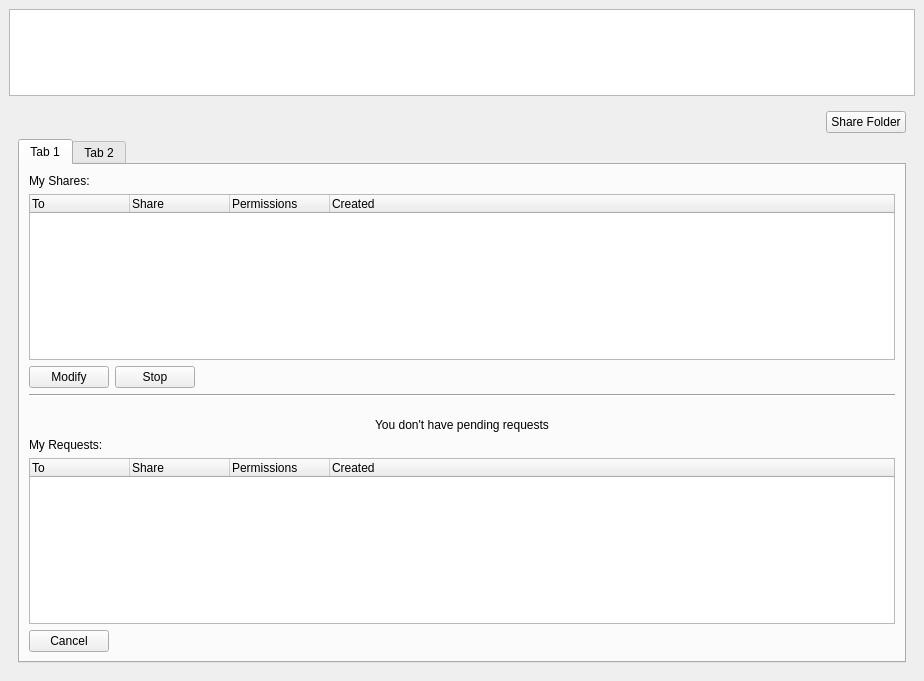
The window that pcloudwindow.ui (pcloudcom/psyncgui) describes before a commit, drawn with Qt 5.
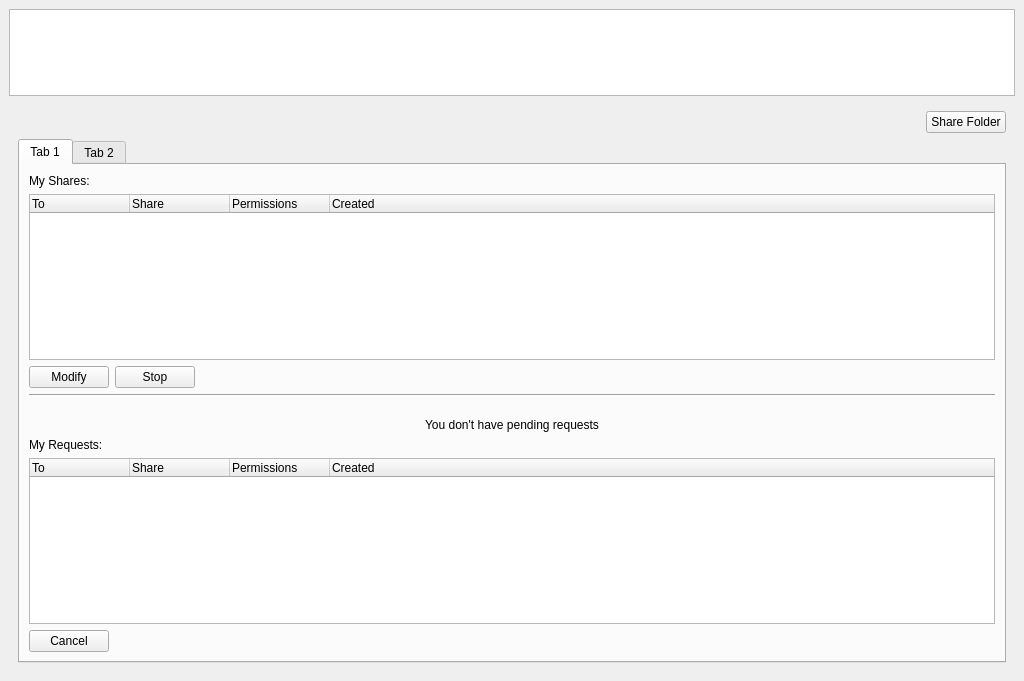
The same window after the commit. The open tabs and pages were chosen to show the change. Icons and pictures are not drawn.

```diff
--- a/pcloudwindow.ui
+++ b/pcloudwindow.ui
@@ -6,7 +6,7 @@
    <rect>
     <x>0</x>
     <y>0</y>
-    <width>924</width>
+    <width>1024</width>
     <height>681</height>
    </rect>
   </property>
```
Left out of the diff: 39 changed lines with no effect on the pictures.
